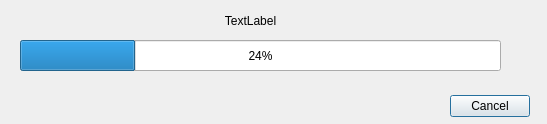
First picture: the form in cassandra/uis/RunSimulations.ui, repository xrubio/pandora, before the edit.
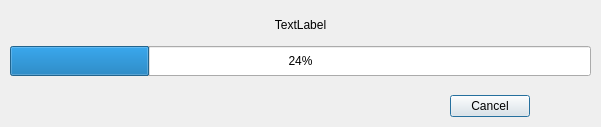
Second picture: the form after the edit.

Patch:
```diff
--- a/cassandra/uis/RunSimulations.ui
+++ b/cassandra/uis/RunSimulations.ui
@@ -6,10 +6,16 @@
    <rect>
     <x>0</x>
     <y>0</y>
-    <width>547</width>
-    <height>124</height>
+    <width>601</width>
+    <height>127</height>
    </rect>
   </property>
+  <property name="sizePolicy">
+   <sizepolicy hsizetype="Preferred" vsizetype="Preferred">
+    <horstretch>0</horstretch>
+    <verstretch>0</verstretch>
+   </sizepolicy>
+  </property>
   <property name="windowTitle">
    <string>Dialog</string>
   </property>
@@ -29,34 +35,61 @@
     <set>QDialogButtonBox::Cancel</set>
    </property>
   </widget>
-  <widget class="QProgressBar" name="progressBar">
+  <widget class="QWidget" name="verticalLayoutWidget">
    <property name="geometry">
     <rect>
-     <x>20</x>
-     <y>40</y>
-     <width>481</width>
-     <height>31</height>
-    </rect>
-   </property>
-   <property name="value">
-    <number>24</number>
-   </property>
-  </widget>
-  <widget class="QLabel" name="status">
-   <property name="geometry">
-    <rect>
-     <x>0</x>
+     <x>10</x>
      <y>10</y>
-     <width>501</width>
-     <height>21</height>
+     <width>581</width>
+     <height>71</height>
     </rect>
    </property>
-   <property name="text">
-    <string>TextLabel</string>
-   </property>
-   <property name="alignment">
-    <set>Qt::AlignCenter</set>
-   </property>
+   <layout class="QVBoxLayout" name="verticalLayout">
+    <property name="sizeConstraint">
+     <enum>QLayout::SetNoConstraint</enum>
+    </property>
+    <item>
+     <widget class="QLabel" name="status">
+      <property name="sizePolicy">
+       <sizepolicy hsizetype="Preferred" vsizetype="Fixed">
+        <horstretch>0</horstretch>
+        <verstretch>0</verstretch>
+       </sizepolicy>
+      </property>
+      <property name="maximumSize">
+       <size>
+        <width>16777215</width>
+        <height>20</height>
+       </size>
+      </property>
+      <property name="text">
+       <string>TextLabel</string>
+      </property>
+      <property name="alignment">
+       <set>Qt::AlignCenter</set>
+      </property>
+     </widget>
+    </item>
+    <item>
+     <widget class="QProgressBar" name="progressBar">
+      <property name="sizePolicy">
+       <sizepolicy hsizetype="Preferred" vsizetype="Fixed">
+        <horstretch>0</horstretch>
+        <verstretch>0</verstretch>
+       </sizepolicy>
+      </property>
+      <property name="maximumSize">
+       <size>
+        <width>16777215</width>
+        <height>30</height>
+       </size>
+      </property>
+      <property name="value">
+       <number>24</number>
+      </property>
+     </widget>
+    </item>
+   </layout>
   </widget>
  </widget>
  <resources/>
```
Left out of the diff: 2 changed lines with no effect on the pictures.
